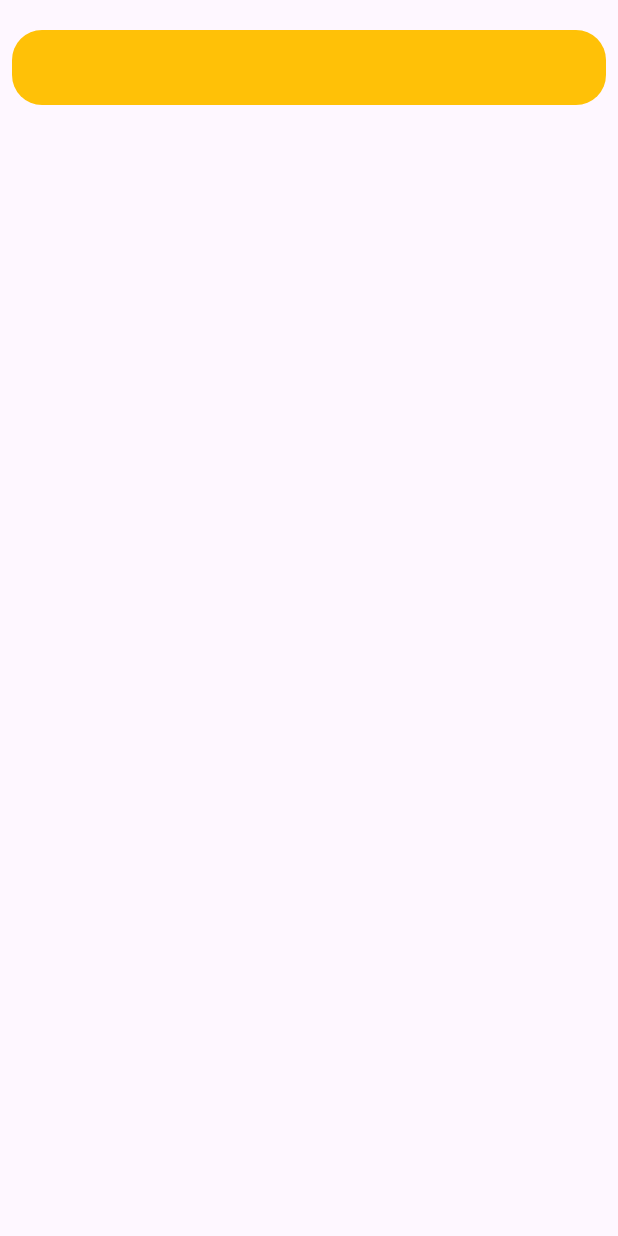
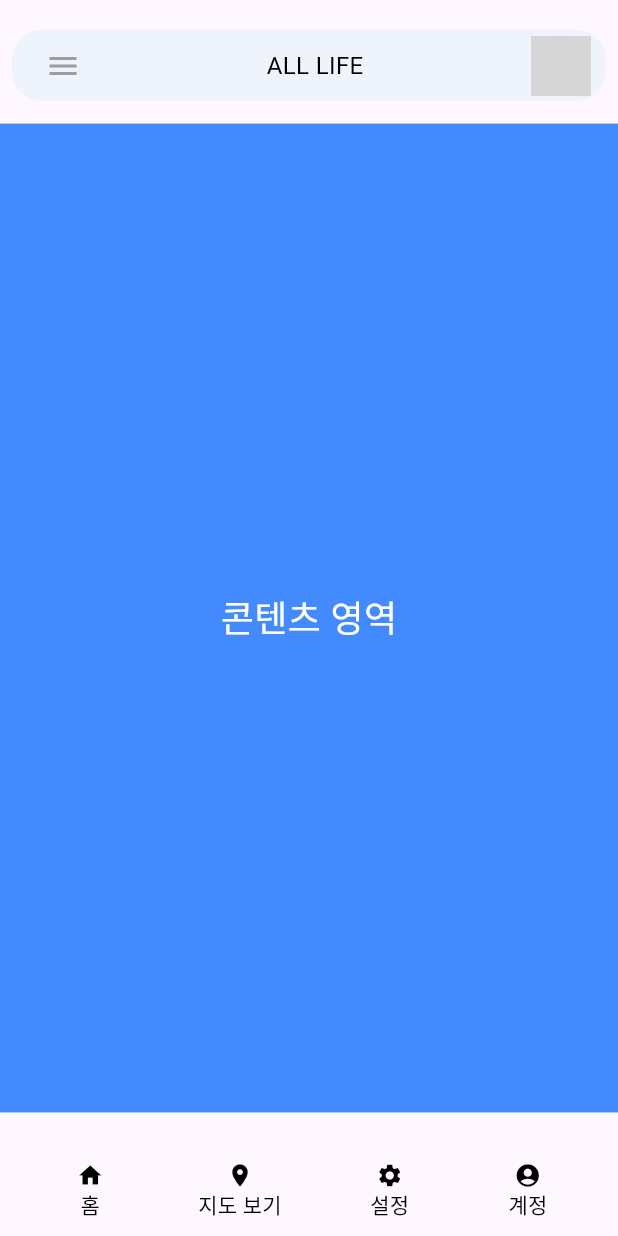
Before and after one commit to INMD1-Repo/All-life, a Flutter app: the screen it shows after launch, on a phone screen of 412 x 824 dp. Run offline on Flutter 3.47's test engine with Material 3 defaults, Android fonts, the phone set to English and light mode, and no system bars; our stand-ins replace go_router; network calls fail; grey boxes are pictures that could not be loaded.

Commit message:
메인 페이지 프레임 완성

```diff
--- a/Frontend/lib/page/home.dart
+++ b/Frontend/lib/page/home.dart
@@ -9,30 +9,133 @@ class HomePage extends StatelessWidget {
   @override
   Widget build(BuildContext context) {
     return Scaffold(
-      //앱 바는 구현 안
-      // appBar: AppBar(title: Text('테스트 구현 페이')),
+      // 앱 바는 구현 안 함
+      // appBar: AppBar(title: Text('테스트 구현 페이지')),
       body: Column(
         children: [
-          //메뉴바 관련 코드임
-          Container(
-            margin: EdgeInsets.fromLTRB(8, 20, 8, 0),
-            padding: EdgeInsets.symmetric(horizontal: 20.0, vertical: 25.0),
-            decoration: BoxDecoration(
-              //컬러는 나중에 수정 예정 레이아웃 작성
-              color: Colors.amber,
-              borderRadius: BorderRadius.circular(20),
+          // 메뉴바 관련 코드
+          Expanded(
+            flex: 1, // 20%
+            child: Container(
+              margin: EdgeInsets.fromLTRB(8, 20, 8, 15),
+              padding: EdgeInsets.symmetric(horizontal: 10.0),
+              decoration: BoxDecoration(
+                // 컬러는 나중에 수정 예정, 레이아웃 작성
+                color: Color(0xffeff3fb),
+                borderRadius: BorderRadius.circular(20),
+              ),
+              child: Row(
+               mainAxisAlignment: MainAxisAlignment.spaceBetween,
+               children: [
+                 IconButton(
+                   icon: Icon(Icons.menu, color: Colors.grey),
+                   onPressed: () {
+                     // 메뉴 버튼 클릭 시 실행할 코드
+                   },
+                 ),
+                 Text(
+                   'ALL LIFE',
+                   style: TextStyle(color: Colors.black, fontSize: 16.0),
+                 ),
+                 CircleAvatar(
+                   backgroundImage: NetworkImage(
+                     'https://example.com/profile.jpg', // 여기에 프로필 이미지 URL 입력
+                   ),
+                 ),
+               ],
+              ),
             ),
           ),
-          //콘텐츠 부분
-          Container(
+          // 콘텐츠 부분
+          Expanded(
+            flex: 8, // 60%
+            child: Container(
+              color: Colors.blueAccent, // 임시로 배경색 지정 (콘텐츠 영역)
+              child: Center(
+                child: Text(
+                  '콘텐츠 영역',
+                  style: TextStyle(fontSize: 24, color: Colors.white),
+                ),
+              ),
+            ),
+          ),
+          // 하단 메뉴 부분
+          Expanded(
+            flex: 1, // 20%
+            child: Container(
+              //color: Colors.greenAccent, // 임시로 배경색 지정 (하단 메뉴 영역)
+              child: Center(
+                child: Row(
+                  mainAxisAlignment: MainAxisAlignment.spaceEvenly,
+                  children: [
+                    Padding(
+                        padding: EdgeInsets.fromLTRB(0, 25, 0, 0),
+                        child: TextButton(
+                             onPressed: () {},
+                            style: TextButton.styleFrom(
+                              overlayColor: Colors.transparent, // 눌림 효과 제거
+                            ),
+                        child: Column(
+                          children: [
+                            Icon(Icons.home, color: Colors.black),
+                            Text("홈", style: TextStyle(color: Colors.black))
+                          ],
+                        )
+                      )
+                    ),
+                    Padding(
+                        padding: EdgeInsets.fromLTRB(0, 25, 0, 0),
+                        child: TextButton(
+                            onPressed: () {},
+                            style: TextButton.styleFrom(
+                              overlayColor: Colors.transparent, // 눌림 효과 제거
+                            ),
+                            child: Column(
+                              children: [
+                                Icon(Icons.place, color: Colors.black),
+                                Text("지도 보기", style: TextStyle(color: Colors.black))
+                              ],
+                            )
+                        )
+                    ),
+                    Padding(
+                        padding: EdgeInsets.fromLTRB(0, 25, 0, 0),
+                        child: TextButton(
+                            onPressed: () {},
+                            style: TextButton.styleFrom(
+                              overlayColor: Colors.transparent, // 눌림 효과 제거
+                            ),
+                            child: Column(
+                              children: [
+                                Icon(Icons.settings, color: Colors.black),
+                                Text("설정", style: TextStyle(color: Colors.black))
+                              ],
+                            )
+                        )
+                    ),
+                    Padding(
+                        padding: EdgeInsets.fromLTRB(0, 25, 0, 0),
+                        child: TextButton(
+                            onPressed: () {},
+                            style: TextButton.styleFrom(
+                              overlayColor: Colors.transparent, // 눌림 효과 제거
+                            ),
+                            child: Column(
+                              children: [
+                                Icon(Icons.account_circle, color: Colors.black),
+                                Text("계정", style: TextStyle(color: Colors.black))
+                              ],
+                            )
+                        )
+                    )
+                  ],
 
+                )
+              ),
+            ),
           ),
-          //하단 메뉴 부
-          Container(
-
-          )
         ],
-      )
+      ),
     );
   }
-}
+  }
```
